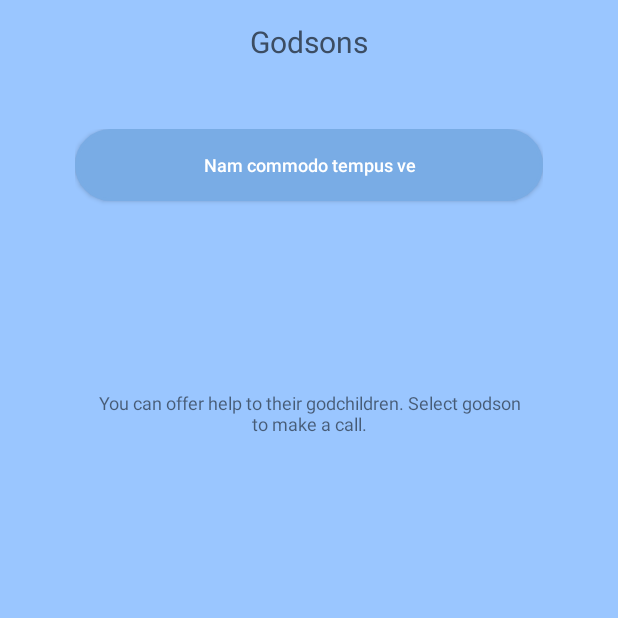
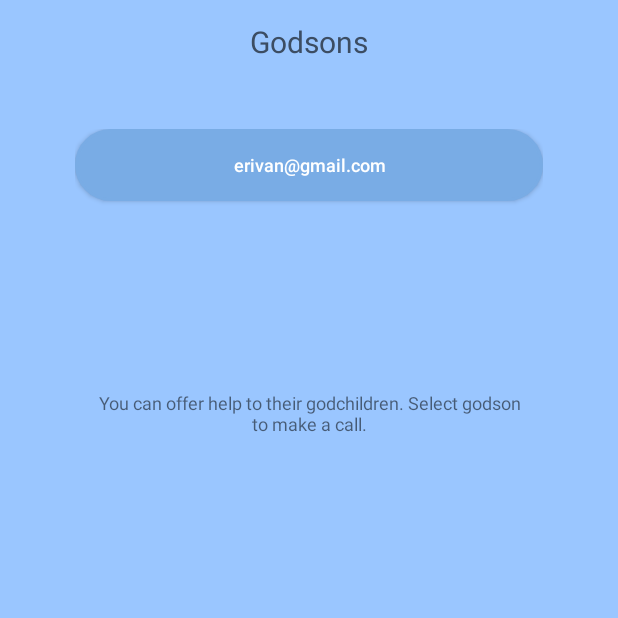
Before and after one commit to erivan/godFather, an Android app: the GodsonsFragment screen opened directly, with no data from a screen before it, on a phone screen of 412 x 824 dp, the top half of it. Run offline under Robolectric (Android 15) with nearby library versions, the phone set to English and light mode, and no system bars; our stand-ins replace ButterKnife.

Commit message:
Update GodsFragment

```diff
--- a/app/src/main/java/com/app/godfather/godsons/GodsonsFragment.java
+++ b/app/src/main/java/com/app/godfather/godsons/GodsonsFragment.java
@@ -50,9 +50,9 @@ public class GodsonsFragment  extends Fragment implements GodsonsContract.View{
 
         mGodsons = new ArrayList<String>();
 
-        mGodsons.add(0, "Nam commodo tempus ve");
-        mGodsons.add(1, "Cras sit ametommodo te");
-        mGodsons.add(2, " Donec dignissim purus");
+        mGodsons.add(0, "erivan@gmail.com");
+        mGodsons.add(1, "denis@gmail.com");
+        mGodsons.add(2, "gabe@gmail.com");
 
         mGodsonsAdapter    = new GodsonsAdapter(getContext(), mGodsons);
     }
```
